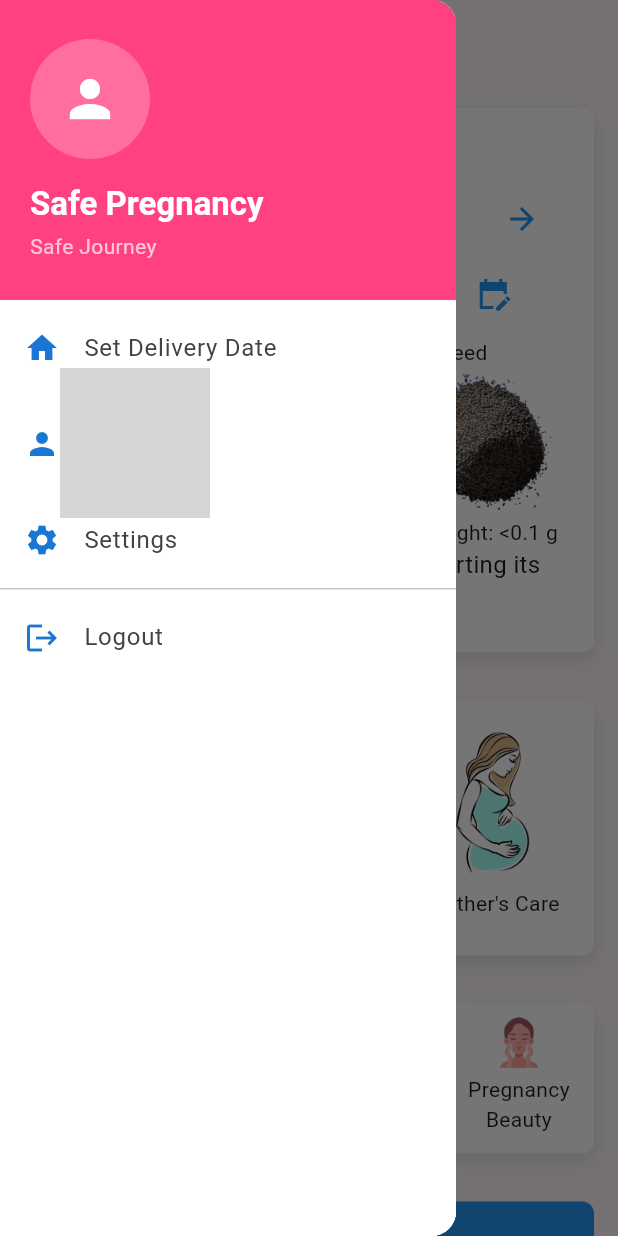
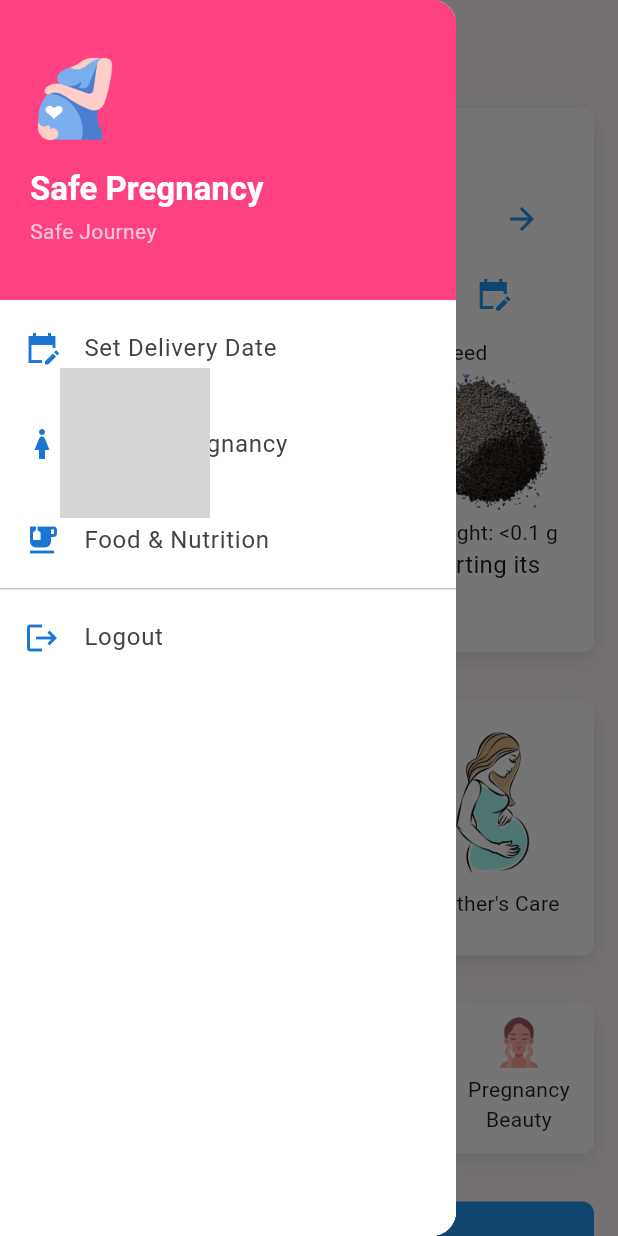
Before and after one commit to Fahamin/pregnancy, a Flutter app: the screen it shows after launch, with the side drawer open, on a phone screen of 412 x 824 dp. Run offline on Flutter 3.47's test engine with Material 3 defaults, Android fonts, the phone set to English and light mode, and no system bars; our stand-ins replace flutter_screenutil, get, in_app_review, shared_preferences; grey boxes are pictures that could not be loaded.

Commit message:
nav drawer add

```diff
--- a/lib/app/modules/home/views/home_view.dart
+++ b/lib/app/modules/home/views/home_view.dart
@@ -141,7 +141,7 @@ class HomeView extends GetView<HomeController> {
                                   weekData.babyImagePath,
                                   height: 100,
                                   width: 100, // Ensure width is set
-                                  fit: BoxFit.cover,
+                                  fit: BoxFit.fill,
                                   errorBuilder:
                                       (context, error, stackTrace) =>
                                           Icon(Icons.broken_image, size: 100),
--- a/lib/widgets/custom_nav_drawer.dart
+++ b/lib/widgets/custom_nav_drawer.dart
@@ -2,6 +2,8 @@ import 'package:flutter/cupertino.dart';
 import 'package:flutter/material.dart';
 import 'package:get/get.dart';
 import 'package:get/get_core/src/get_main.dart';
+import 'package:in_app_review/in_app_review.dart';
+import 'package:url_launcher/url_launcher.dart';
 
 import '../app/routes/app_pages.dart';
 
@@ -31,11 +33,8 @@ class CustomNavigationDrawer extends StatelessWidget {
                 mainAxisAlignment: MainAxisAlignment.center,
                 crossAxisAlignment: CrossAxisAlignment.start,
                 children: [
-                  CircleAvatar(
-                    radius: 40,
-                    backgroundColor: Colors.white24,
-                    child: Icon(Icons.person, size: 40, color: Colors.white),
-                  ),
+                   Image.asset("assets/other/pre.png",height: 60,),
+
                   SizedBox(height: 16),
                   Text(
                     'Safe Pregnancy',
@@ -61,7 +60,7 @@ class CustomNavigationDrawer extends StatelessWidget {
                   children: [
                     _buildDrawerItem(
                       context,
-                      icon: Icons.home,
+                      icon: Icons.edit_calendar_sharp,
                       title: 'Set Delivery Date',
                       onTap: () {
                         Get.back();
@@ -70,20 +69,20 @@ class CustomNavigationDrawer extends StatelessWidget {
                     ),
                     _buildDrawerItem(
                       context,
-                      icon: Icons.person,
-                      title: 'Profile',
+                      icon: Icons.woman_outlined,
+                      title: 'Beauty Pregnancy',
                       onTap: () {
-                        Navigator.pop(context);
-                        // Add navigation logic here
+                        Get.back();
+                        Get.toNamed(Routes.BEAUTYWOMER);
                       },
                     ),
                     _buildDrawerItem(
                       context,
-                      icon: Icons.settings,
-                      title: 'Settings',
+                      icon: Icons.emoji_food_beverage,
+                      title: 'Food & Nutrition',
                       onTap: () {
-                        Navigator.pop(context);
-                        // Add navigation logic here
+                        Get.back();
+                        Get.toNamed(Routes.FOOD);
                       },
                     ),
                     Divider(height: 1),
@@ -93,7 +92,7 @@ class CustomNavigationDrawer extends StatelessWidget {
                       title: 'Logout',
                       onTap: () {
                         Navigator.pop(context);
-                        // Add logout logic here
+                        openAppStore();
                       },
                     ),
                   ],
@@ -104,6 +103,23 @@ class CustomNavigationDrawer extends StatelessWidget {
         ),
       ),
     );
+  }
+
+  void openAppStore() async {
+    final String appId = "com.nexus.addons.kodi.tv"; // Replace with your app's package name
+
+    final Uri playStoreUrl =
+    Uri.parse("https://play.google.com/store/apps/details?id=$appId");
+    final Uri appStoreUrl =
+    Uri.parse("https://apps.apple.com/app/idYOUR_APP_STORE_ID"); // Replace YOUR_APP_STORE_ID
+
+    if (await canLaunchUrl(playStoreUrl)) {
+      await launchUrl(playStoreUrl);
+    } else if (await canLaunchUrl(appStoreUrl)) {
+      await launchUrl(appStoreUrl);
+    } else {
+      throw "Could not open store listing";
+    }
   }
 
   Widget _buildDrawerItem(
--- a/pubspec.yaml
+++ b/pubspec.yaml
@@ -39,6 +39,8 @@ dependencies:
   path_provider: ^2.1.5
   flutter_screenutil: ^5.9.3
   intl: ^0.20.2
+  in_app_review: ^2.0.10
+  url_launcher: ^6.3.1
 dev_dependencies:
   flutter_test:
     sdk: flutter
```
Also changed, not shown: assets/other/pre.png (added), lib/generated/assets.dart (added), pubspec.lock, 6 other files.
